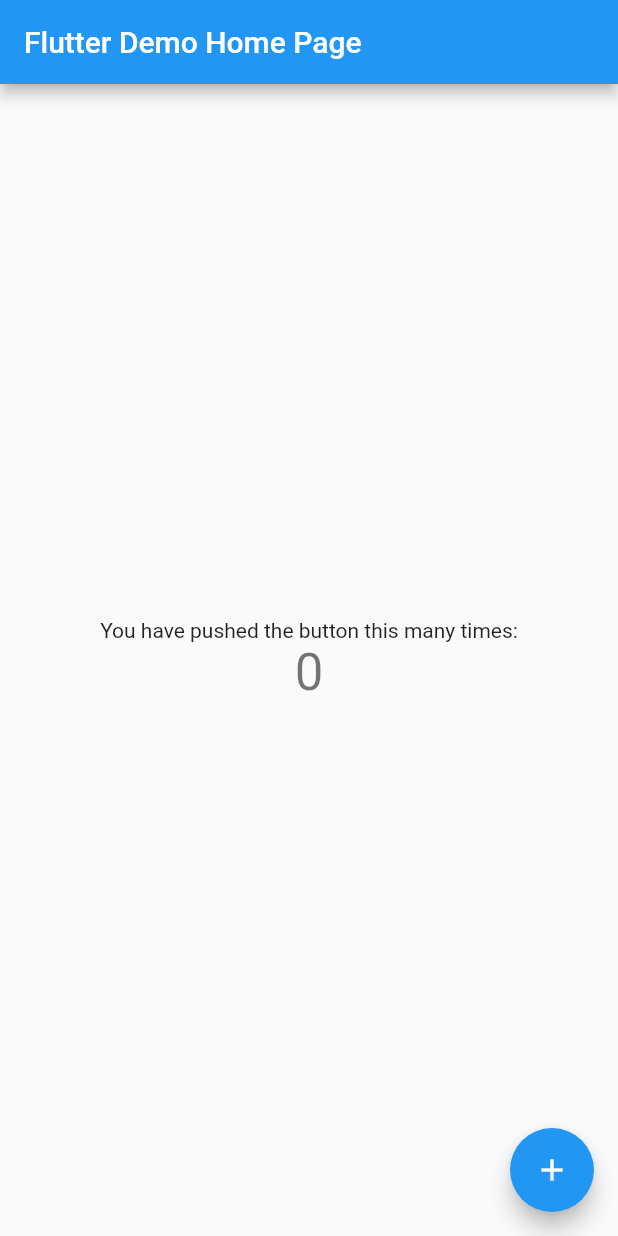
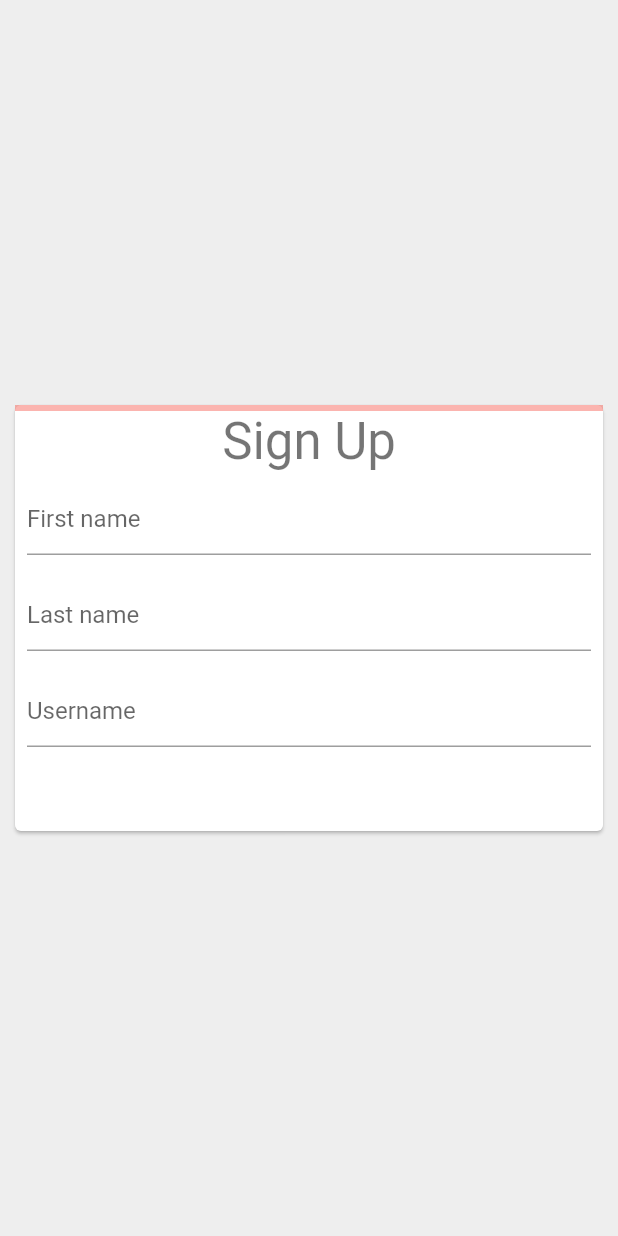
Before and after one commit to Learn-Techie/firstflutterwebapp, a Flutter app: the screen it shows after launch, on a phone screen of 412 x 824 dp. Run offline on Flutter 3.47's test engine with Material 2 defaults, Android fonts, the phone set to English and light mode, and no system bars.

Commit message:
loginform initial version

```diff
--- a/lib/main.dart
+++ b/lib/main.dart
@@ -1,117 +1,181 @@
 import 'package:flutter/material.dart';
 
-void main() {
-  runApp(MyApp());
-}
+void main() => runApp(SignUpApp());
 
-class MyApp extends StatelessWidget {
-  // This widget is the root of your application.
+class SignUpApp extends StatelessWidget {
   @override
   Widget build(BuildContext context) {
     return MaterialApp(
-      title: 'Flutter Demo',
-      theme: ThemeData(
-        // This is the theme of your application.
-        //
-        // Try running your application with "flutter run". You'll see the
-        // application has a blue toolbar. Then, without quitting the app, try
-        // changing the primarySwatch below to Colors.green and then invoke
-        // "hot reload" (press "r" in the console where you ran "flutter run",
-        // or simply save your changes to "hot reload" in a Flutter IDE).
-        // Notice that the counter didn't reset back to zero; the application
-        // is not restarted.
-        primarySwatch: Colors.blue,
-        // This makes the visual density adapt to the platform that you run
-        // the app on. For desktop platforms, the controls will be smaller and
-        // closer together (more dense) than on mobile platforms.
-        visualDensity: VisualDensity.adaptivePlatformDensity,
-      ),
-      home: MyHomePage(title: 'Flutter Demo Home Page'),
+      routes: {
+        '/': (context) => SignUpScreen(),
+        '/welcome': (context) => WelcomeScreen(),
+      },
     );
   }
 }
 
-class MyHomePage extends StatefulWidget {
-  MyHomePage({Key key, this.title}) : super(key: key);
-
-  // This widget is the home page of your application. It is stateful, meaning
-  // that it has a State object (defined below) that contains fields that affect
-  // how it looks.
-
-  // This class is the configuration for the state. It holds the values (in this
-  // case the title) provided by the parent (in this case the App widget) and
-  // used by the build method of the State. Fields in a Widget subclass are
-  // always marked "final".
-
-  final String title;
-
+class SignUpScreen extends StatelessWidget {
   @override
-  _MyHomePageState createState() => _MyHomePageState();
+  Widget build(BuildContext context) {
+    return Scaffold(
+      backgroundColor: Colors.grey[200],
+      body: Center(
+        child: SizedBox(
+          width: 400,
+          child: Card(
+            child: SignUpForm(),
+          ),
+        ),
+      ),
+    );
+  }
 }
 
-class _MyHomePageState extends State<MyHomePage> {
-  int _counter = 0;
+class WelcomeScreen extends StatelessWidget {
+  @override
+  Widget build(BuildContext context) {
+    return Scaffold(
+      body: Center(
+        child: Text('Welcome!', style: Theme.of(context).textTheme.display3),
+      ),
+    );
+  }
+}
 
-  void _incrementCounter() {
+class SignUpForm extends StatefulWidget {
+  @override
+  _SignUpFormState createState() => _SignUpFormState();
+}
+
+class _SignUpFormState extends State<SignUpForm> {
+  final _firstNameTextController = TextEditingController();
+  final _lastNameTextController = TextEditingController();
+  final _usernameTextController = TextEditingController();
+
+  double _formProgress = 0;
+
+  void _updateFormProgress() {
+    var progress = 0.0;
+    var controllers = [
+      _firstNameTextController,
+      _lastNameTextController,
+      _usernameTextController
+    ];
+
+    for (var controller in controllers) {
+      if (controller.value.text.isNotEmpty) {
+        progress += 1 / controllers.length;
+      }
+    }
+
     setState(() {
-      // This call to setState tells the Flutter framework that something has
-      // changed in this State, which causes it to rerun the build method below
-      // so that the display can reflect the updated values. If we changed
-      // _counter without calling setState(), then the build method would not be
-      // called again, and so nothing would appear to happen.
-      _counter++;
+      _formProgress = progress;
     });
+  }
+
+  void _showWelcomeScreen() {
+    Navigator.of(context).pushNamed('/welcome');
   }
 
   @override
   Widget build(BuildContext context) {
-    // This method is rerun every time setState is called, for instance as done
-    // by the _incrementCounter method above.
-    //
-    // The Flutter framework has been optimized to make rerunning build methods
-    // fast, so that you can just rebuild anything that needs updating rather
-    // than having to individually change instances of widgets.
-    return Scaffold(
-      appBar: AppBar(
-        // Here we take the value from the MyHomePage object that was created by
-        // the App.build method, and use it to set our appbar title.
-        title: Text(widget.title),
+    return Form(
+      onChanged: () => _updateFormProgress(),
+      child: Column(
+        mainAxisSize: MainAxisSize.min,
+        children: [
+          AnimatedProgressIndicator(value: _formProgress),
+          Text('Sign Up', style: Theme.of(context).textTheme.display1),
+          Padding(
+            padding: EdgeInsets.all(8.0),
+            child: TextFormField(
+              controller: _firstNameTextController,
+              decoration: InputDecoration(hintText: 'First name'),
+            ),
+          ),
+          Padding(
+            padding: EdgeInsets.all(8.0),
+            child: TextFormField(
+              controller: _lastNameTextController,
+              decoration: InputDecoration(hintText: 'Last name'),
+            ),
+          ),
+          Padding(
+            padding: EdgeInsets.all(8.0),
+            child: TextFormField(
+              controller: _usernameTextController,
+              decoration: InputDecoration(hintText: 'Username'),
+            ),
+          ),
+          FlatButton(
+            color: Colors.blue,
+            textColor: Colors.white,
+            onPressed: _formProgress == 1 ? _showWelcomeScreen : null,
+            child: Text('Sign up'),
+          ),
+        ],
       ),
-      body: Center(
-        // Center is a layout widget. It takes a single child and positions it
-        // in the middle of the parent.
-        child: Column(
-          // Column is also a layout widget. It takes a list of children and
-          // arranges them vertically. By default, it sizes itself to fit its
-          // children horizontally, and tries to be as tall as its parent.
-          //
-          // Invoke "debug painting" (press "p" in the console, choose the
-          // "Toggle Debug Paint" action from the Flutter Inspector in Android
-          // Studio, or the "Toggle Debug Paint" command in Visual Studio Code)
-          // to see the wireframe for each widget.
-          //
-          // Column has various properties to control how it sizes itself and
-          // how it positions its children. Here we use mainAxisAlignment to
-          // center the children vertically; the main axis here is the vertical
-          // axis because Columns are vertical (the cross axis would be
-          // horizontal).
-          mainAxisAlignment: MainAxisAlignment.center,
-          children: <Widget>[
-            Text(
-              'You have pushed the button this many times:',
-            ),
-            Text(
-              '$_counter',
-              style: Theme.of(context).textTheme.headline4,
-            ),
-          ],
-        ),
-      ),
-      floatingActionButton: FloatingActionButton(
-        onPressed: _incrementCounter,
-        tooltip: 'Increment',
-        child: Icon(Icons.add),
-      ), // This trailing comma makes auto-formatting nicer for build methods.
     );
   }
 }
+
+class AnimatedProgressIndicator extends StatefulWidget {
+  final double value;
+
+  AnimatedProgressIndicator({
+    @required this.value,
+  });
+
+  @override
+  State<StatefulWidget> createState() {
+    return _AnimatedProgressIndicatorState();
+  }
+}
+
+class _AnimatedProgressIndicatorState extends State<AnimatedProgressIndicator>
+    with SingleTickerProviderStateMixin {
+  AnimationController _controller;
+  Animation<Color> _colorAnimation;
+  Animation<double> _curveAnimation;
+
+  void initState() {
+    super.initState();
+    _controller = AnimationController(
+        duration: Duration(milliseconds: 1200), vsync: this);
+
+    var colorTween = TweenSequence([
+      TweenSequenceItem(
+        tween: ColorTween(begin: Colors.red, end: Colors.orange),
+        weight: 1,
+      ),
+      TweenSequenceItem(
+        tween: ColorTween(begin: Colors.orange, end: Colors.yellow),
+        weight: 1,
+      ),
+      TweenSequenceItem(
+        tween: ColorTween(begin: Colors.yellow, end: Colors.green),
+        weight: 1,
+      ),
+    ]);
+
+    _colorAnimation = _controller.drive(colorTween);
+    _curveAnimation = _controller.drive(CurveTween(curve: Curves.easeIn));
+  }
+
+  void didUpdateWidget(oldWidget) {
+    super.didUpdateWidget(oldWidget);
+    _controller.animateTo(widget.value);
+  }
+
+  @override
+  Widget build(BuildContext context) {
+    return AnimatedBuilder(
+      animation: _controller,
+      builder: (context, child) => LinearProgressIndicator(
+        value: _curveAnimation.value,
+        valueColor: _colorAnimation,
+        backgroundColor: _colorAnimation.value.withOpacity(0.4),
+      ),
+    );
+  }
+}
```
